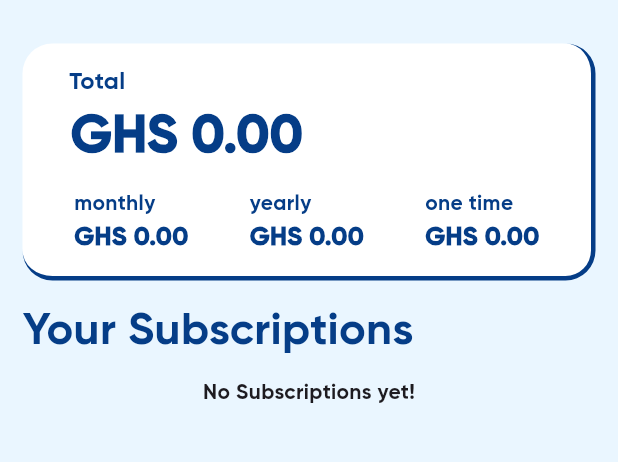
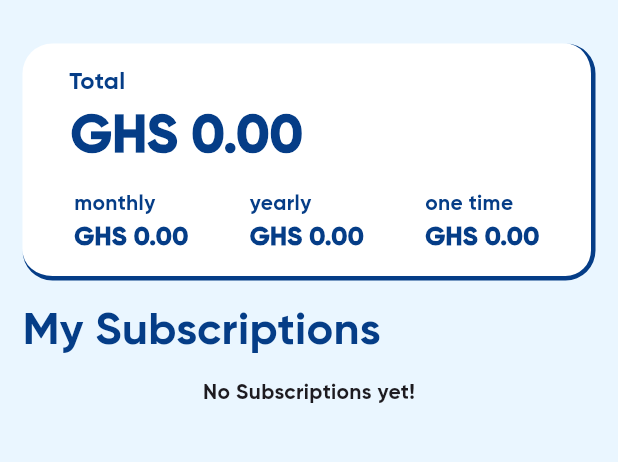
Before and after one commit to rasheedmhd/ferndi, a Flutter app: the Subscriptions screen opened directly, on a phone screen of 412 x 824 dp, the part 63-525 px from its top. Run offline on Flutter 3.47's test engine with Material 3 defaults, Android fonts, the phone set to English and light mode, and no system bars; our stand-ins replace flutter_riverpod, flutter_slidable, font_awesome_flutter, realm, shared_preferences; accounts and stored records are empty; generated files the repository leaves out were written again.

Commit message:
making ferndi more personal

```diff
--- a/lib/accounts/accounts.dart
+++ b/lib/accounts/accounts.dart
@@ -113,7 +113,7 @@ class AccountsState extends ConsumerState<Accounts> {
                 crossAxisAlignment: CrossAxisAlignment.start,
                 children: [
                   Text(
-                    "Your Wallets",
+                    "My Wallets",
                     style: TextStyle(
                       fontSize: 30.0,
                       color: Color.fromARGB(255, 48, 136, 6),
--- a/lib/subscriptions/list.dart
+++ b/lib/subscriptions/list.dart
@@ -108,7 +108,7 @@ class SubscriptionsState extends State<Subscriptions> {
                   height: 12,
                 ),
                 Text(
-                  "Your Subscriptions",
+                  "My Subscriptions",
                   style: TextStyle(
                     fontSize: 30.0,
                     color: Color.fromARGB(255, 5, 61, 135),
```
Also changed, not shown: lib/providers/spends_provider.dart (+0 -39 lines).
